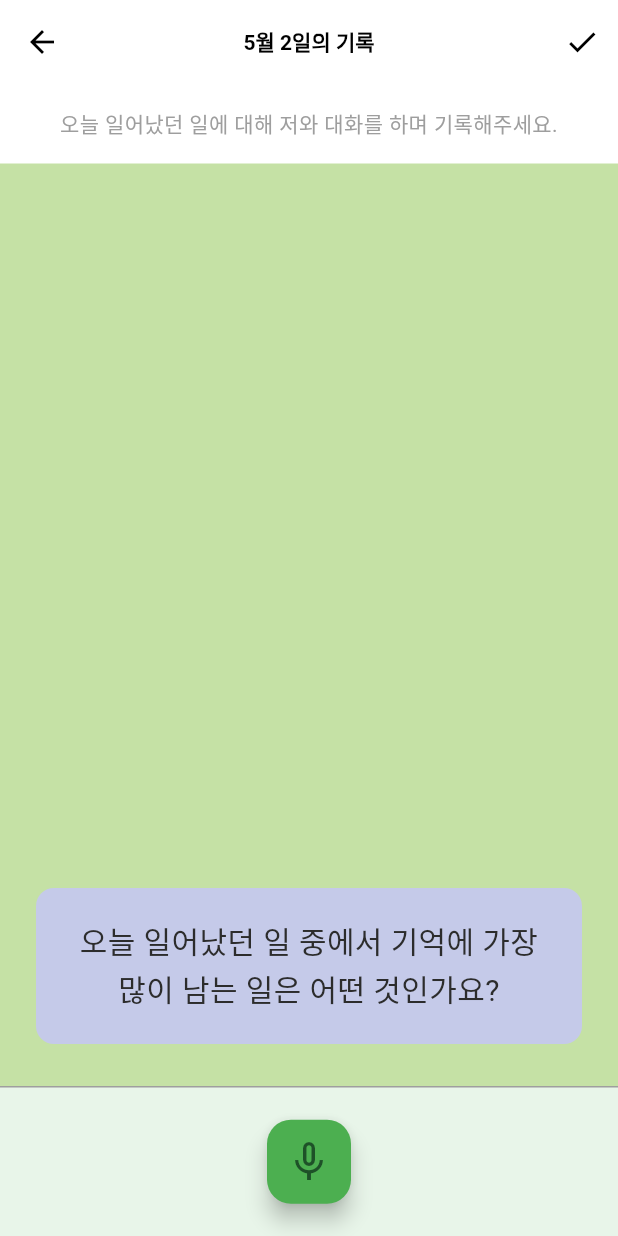
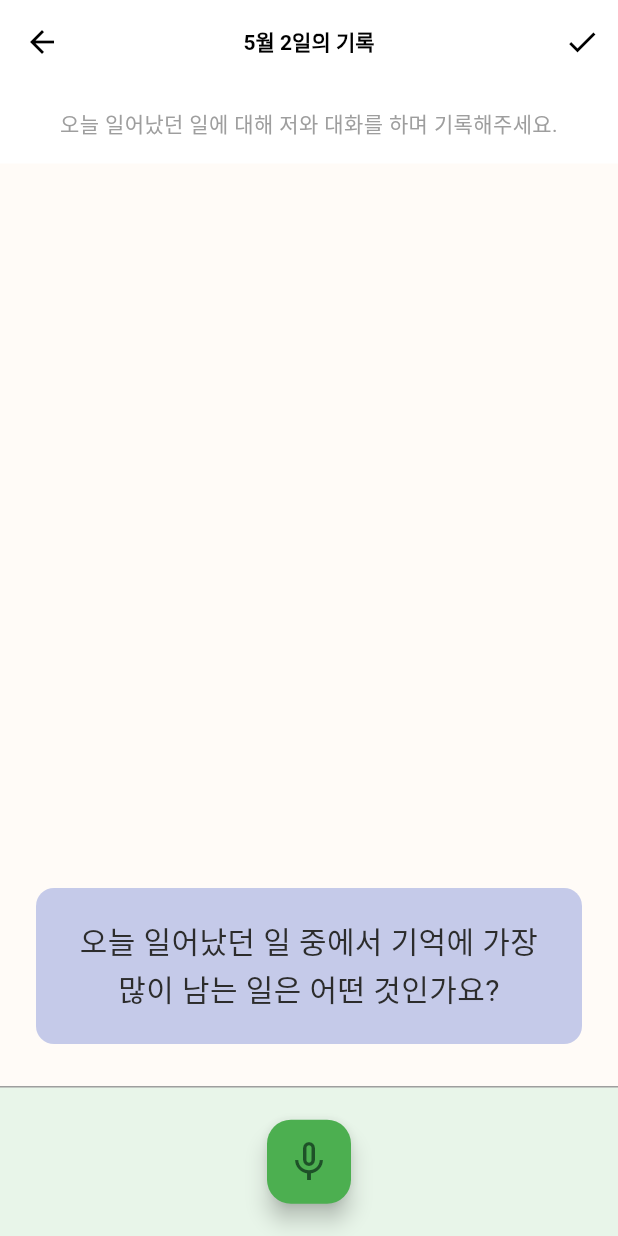
Before and after one commit to Eunverpool/SarangBang, a Flutter app: the screen it shows after launch, item 2 of the bottom bar chosen, after a tap on the "mic" icon, on a phone screen of 412 x 824 dp. Run offline on Flutter 3.47's test engine with Material 3 defaults, Android fonts, the phone set to English and light mode, and no system bars; our stand-ins replace cached_network_image, file_picker, flutter_credit_card, flutter_svg, flutter_tts, form_field_validator and 4 more; missing offline and left inert: tosspayments_widget_sdk_flutter; network calls fail; Roboto replaces fonts that are missing (Gilroy); project files that could hold a hidden picture were left out.

Commit message:
0526_PCH editting design

```diff
--- a/lib/views/chat/chat_page.dart
+++ b/lib/views/chat/chat_page.dart
@@ -288,7 +288,7 @@ class _ChatPageState extends State<ChatPage> {
           Expanded(
             child: Container(
               width: double.infinity,
-              color: const Color.fromARGB(255, 197, 225, 165),
+              color: const Color(0xFFFFFBF7),
               padding: const EdgeInsets.symmetric(horizontal: 24, vertical: 12),
               child: SingleChildScrollView(
                 reverse: true,
--- a/lib/views/diary/diary_page.dart
+++ b/lib/views/diary/diary_page.dart
@@ -12,6 +12,7 @@ class _DiaryPageState extends State<DiaryPage> {
   @override
   Widget build(BuildContext context) {
     return Scaffold(
+      backgroundColor: const Color(0xFFFFFBF7),
       appBar: AppBar(
         title: const Text('일기장'),
       ),
--- a/lib/views/home/home_page.dart
+++ b/lib/views/home/home_page.dart
@@ -43,11 +43,11 @@ class HomePage extends StatelessWidget {
           const SizedBox(height: 12),
           _buildCardItem(context, Icons.book, "어제의 일기"),
           const SizedBox(height: 24),
-          const Text("오늘의 활동", style: TextStyle(fontSize: 16, fontWeight: FontWeight.bold)),
+          const Text("오늘의 일정", style: TextStyle(fontSize: 16, fontWeight: FontWeight.bold)),
           const SizedBox(height: 12),
-          _buildActivityItem("오전", "건강 체크 완료", "09:30에 완료됨"),
+          _buildActivityItem("오전", "치과 예약", "11:30"),
           const SizedBox(height: 8),
-          _buildActivityItem("오후", "산책 시간", "14:00 예정"),
+          _buildActivityItem("오후", "저녁 약속", "18:00"),
         ],
       ),
     );
```
